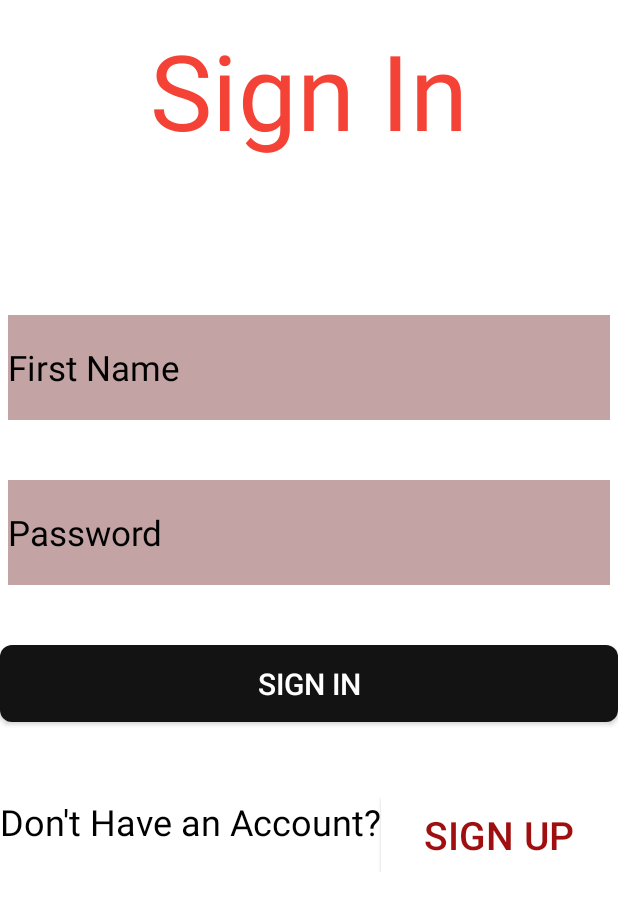
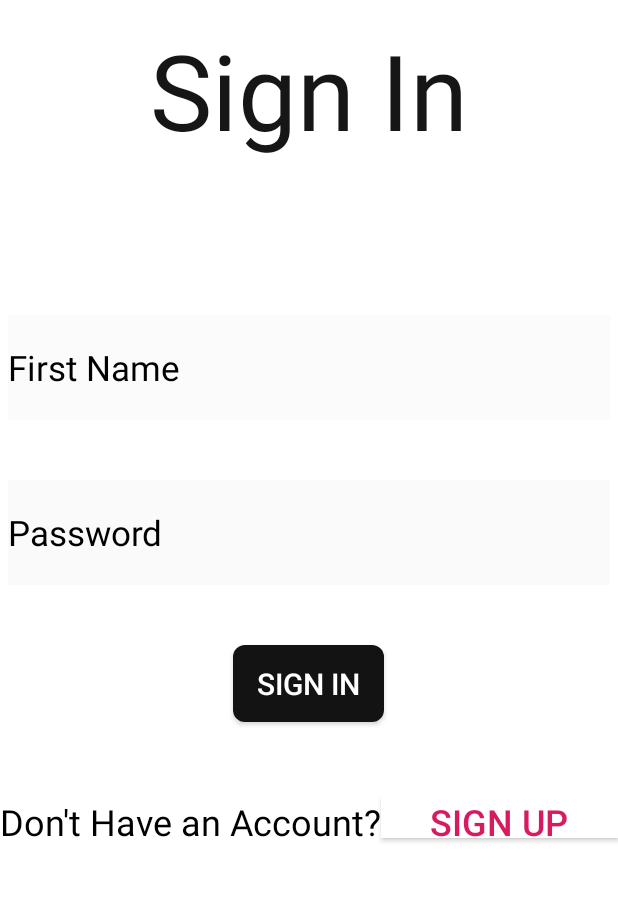
Before and after one commit to dcit202Andriod/GROUP13, an Android app: the screen it shows after launch (login_pro), on a phone screen of 412 x 824 dp. Shown: the top 911 px of the screen. Run offline under Robolectric (Android 15) with nearby library versions, the phone set to English and light mode, and no system bars.

Commit message:
edit sign in

```diff
--- a/app/src/main/res/layout/activity_login_pro.xml
+++ b/app/src/main/res/layout/activity_login_pro.xml
@@ -12,7 +12,7 @@
         android:layout_height="120dp"
         android:text="@string/sign_in"
         android:textSize="70sp"
-        android:textColor="#F44336"
+        android:textColor="#171616"
         android:gravity="center">
 
     </TextView>
@@ -33,7 +33,7 @@
             android:layout_height="70dp"
             android:hint="@string/f_name"
             android:textColor="@color/black"
-            android:background="#E6BD9A9A"
+            android:background="#FBFBFB"
             android:textColorHint="@color/black"
             android:textSize="23sp"
             android:inputType="text"
@@ -49,7 +49,7 @@
             android:textColorHint="@color/black"
             android:textSize="23sp"
             android:inputType="textPassword"
-            android:background="#E6BD9A9A"
+            android:background="#E6FBFAFA"
 
             android:layout_marginLeft="5dp"
             android:layout_marginRight="5dp"
@@ -57,10 +57,11 @@
 
         <Button
             android:id="@+id/rectangularButton"
-            android:layout_width="match_parent"
+            android:layout_width="wrap_content"
             android:layout_height="wrap_content"
             android:text="@string/sign_in"
             android:textSize="20sp"
+            android:layout_gravity="center"
             android:background="@drawable/rectangular_button_background"
             android:textColor="@android:color/white"
             android:paddingStart="16dp"
@@ -83,14 +84,16 @@
                 android:textColor="@color/black"
                 android:fontFamily="sans-serif"
                 android:textSize="24sp"/>
+
             <Button
                 android:layout_width="match_parent"
-                android:layout_height="match_parent"
+                android:layout_height="27dp"
+                android:layout_gravity="clip_horizontal"
                 android:background="@color/white"
+                android:onClick="onClickSignUp"
                 android:text="@string/sign_up"
-                android:textSize="26sp"
-                android:onClick="onClickSignUp"
-                android:textColor="#9F0F0F"/>
+                android:textColor="#D81B60"
+                android:textSize="24sp" />
         </LinearLayout>
 
 
```
